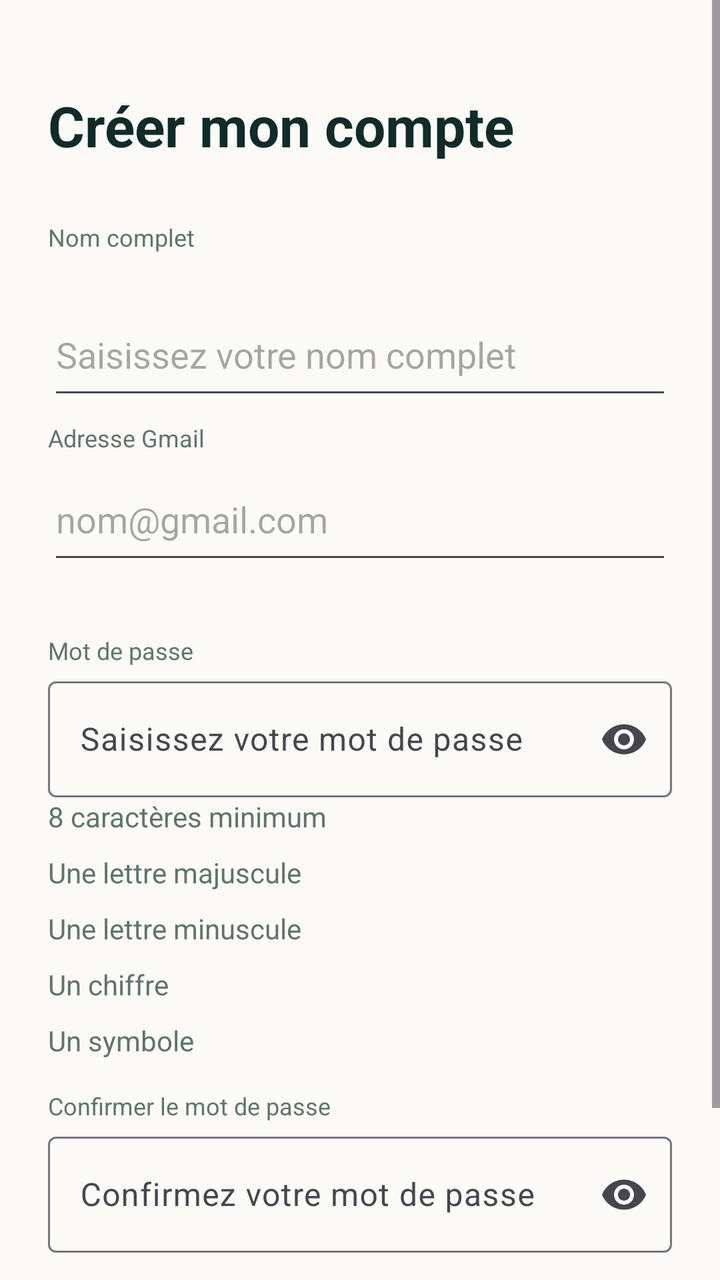
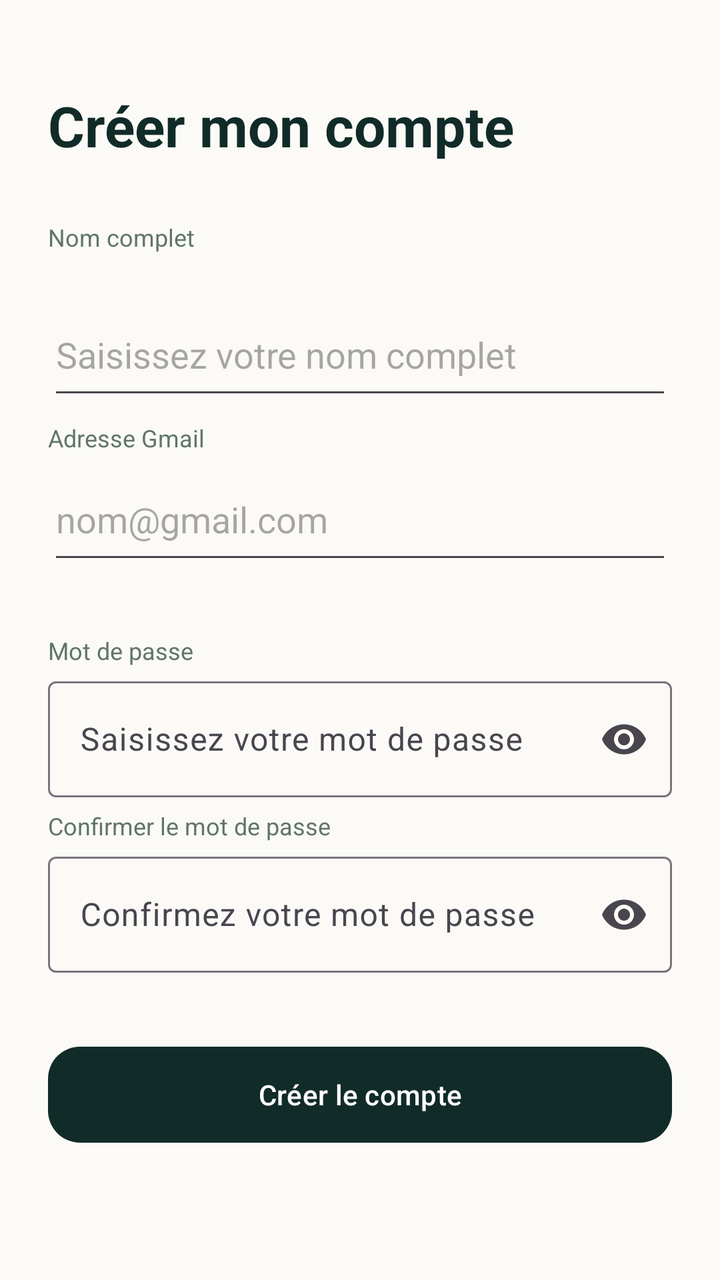

An Android layout rendered at two revisions. The XML below is the earlier revision; the diff shows what the commit changed to produce the second picture.
<!-- AndroidManifest.xml: application theme Theme.Masrouf1 -->
<!-- res/layout/activity_register.xml -->
<?xml version="1.0" encoding="utf-8"?>
<ScrollView xmlns:android="http://schemas.android.com/apk/res/android" xmlns:app="http://schemas.android.com/apk/res-auto" android:layout_width="match_parent" android:layout_height="match_parent" android:background="@color/cream" android:fillViewport="true">
    <LinearLayout android:layout_width="match_parent" android:layout_height="wrap_content" android:orientation="vertical" android:padding="24dp">
        <TextView android:layout_width="match_parent" android:layout_height="wrap_content" android:layout_marginTop="20dp" android:text="@string/register_title" android:textColor="@color/forest" android:textSize="28sp" android:textStyle="bold" />
        <TextView android:id="@+id/register_type" android:layout_width="wrap_content" android:layout_height="wrap_content" android:layout_marginTop="4dp" android:textColor="@color/muted_green" />
        <TextView style="@style/FormFieldLabel" android:labelFor="@id/register_name" android:text="@string/full_name" />
        <EditText android:id="@+id/register_name" android:layout_width="match_parent" android:layout_height="58dp" android:layout_marginTop="18dp" android:hint="@string/hint_full_name" android:inputType="textPersonName|textCapWords" android:singleLine="true" />
        <TextView style="@style/FormFieldLabel" android:labelFor="@id/register_email" android:text="@string/email_address" />
        <EditText android:id="@+id/register_email" android:layout_width="match_parent" android:layout_height="58dp" android:hint="@string/hint_email" android:inputType="textEmailAddress" android:singleLine="true" />
        <TextView android:id="@+id/register_email_feedback" android:layout_width="match_parent" android:layout_height="24dp" android:textColor="@color/coral" android:textSize="12sp" />
        <TextView style="@style/FormFieldLabel" android:labelFor="@id/register_password" android:text="@string/password" />
        <com.google.android.material.textfield.TextInputLayout android:layout_width="match_parent" android:layout_height="wrap_content" app:endIconMode="password_toggle">
            <EditText android:id="@+id/register_password" android:layout_width="match_parent" android:layout_height="58dp" android:hint="@string/hint_password" android:inputType="textPassword" android:singleLine="true" />
        </com.google.android.material.textfield.TextInputLayout>
        <TextView android:id="@+id/rule_length" android:layout_width="match_parent" android:layout_height="28dp" android:text="@string/password_length" android:textColor="@color/muted_green" />
        <TextView android:id="@+id/rule_uppercase" android:layout_width="match_parent" android:layout_height="28dp" android:text="@string/password_uppercase" android:textColor="@color/muted_green" />
        <TextView android:id="@+id/rule_lowercase" android:layout_width="match_parent" android:layout_height="28dp" android:text="@string/password_lowercase" android:textColor="@color/muted_green" />
        <TextView android:id="@+id/rule_number" android:layout_width="match_parent" android:layout_height="28dp" android:text="@string/password_number" android:textColor="@color/muted_green" />
        <TextView android:id="@+id/rule_symbol" android:layout_width="match_parent" android:layout_height="28dp" android:text="@string/password_symbol" android:textColor="@color/muted_green" />
        <TextView style="@style/FormFieldLabel" android:labelFor="@id/register_confirm" android:text="@string/confirm_password" />
        <com.google.android.material.textfield.TextInputLayout android:layout_width="match_parent" android:layout_height="wrap_content" app:endIconMode="password_toggle">
            <EditText android:id="@+id/register_confirm" android:layout_width="match_parent" android:layout_height="58dp" android:hint="@string/hint_confirm_password" android:inputType="textPassword" android:singleLine="true" />
        </com.google.android.material.textfield.TextInputLayout>
        <TextView android:id="@+id/register_error" android:layout_width="match_parent" android:layout_height="wrap_content" android:textColor="@color/coral" />
        <com.google.android.material.button.MaterialButton android:id="@+id/register_submit" android:layout_width="match_parent" android:layout_height="56dp" android:layout_marginTop="14dp" android:text="@string/register_action" app:backgroundTint="@color/forest" app:cornerRadius="16dp" />
    </LinearLayout>
</ScrollView>
<!-- resources referenced by this layout -->
<resources>
  <color name="coral">#DC7770</color>
  <color name="cream">#FBFAF6</color>
  <color name="forest">#112B28</color>
  <color name="muted_green">#61746D</color>
  <string name="confirm_password">Confirmer le mot de passe</string>
  <string name="email_address">Adresse Gmail</string>
  <string name="full_name">Nom complet</string>
  <string name="hint_confirm_password">Confirmez votre mot de passe</string>
  <string name="hint_email">nom@gmail.com</string>
  <string name="hint_full_name">Saisissez votre nom complet</string>
  <string name="hint_password">Saisissez votre mot de passe</string>
  <string name="password">Mot de passe</string>
  <string name="password_length">8 caractères minimum</string>
  <string name="password_lowercase">Une lettre minuscule</string>
  <string name="password_number">Un chiffre</string>
  <string name="password_symbol">Un symbole</string>
  <string name="password_uppercase">Une lettre majuscule</string>
  <string name="register_action">Créer le compte</string>
  <string name="register_title">Créer mon compte</string>
  <style name="FormFieldLabel">
          <item name="android:layout_width">match_parent</item>
          <item name="android:layout_height">wrap_content</item>
          <item name="android:layout_marginTop">6dp</item>
          <item name="android:layout_marginBottom">2dp</item>
          <item name="android:textColor">@color/muted_green</item>
          <item name="android:textSize">12sp</item>
      </style>
  <style name="Theme.Masrouf1" parent="Base.Theme.Masrouf1" />
  <style name="Base.Theme.Masrouf1" parent="Theme.Material3.DayNight.NoActionBar">
          <item name="colorPrimary">@color/forest</item>
          <item name="colorOnPrimary">@color/alabaster</item>
          <item name="colorSecondary">@color/emerald</item>
          <item name="colorOnSecondary">@color/alabaster</item>
          <item name="android:colorAccent">@color/emerald</item>
          <item name="android:windowLightStatusBar">true</item>
          <item name="android:statusBarColor">@color/cream</item>
          <item name="android:navigationBarColor">@color/cream</item>
          <item name="android:windowBackground">@color/cream</item>
      </style>
  <color name="alabaster">#FFFFFF</color>
  <color name="emerald">#2E7D43</color>
</resources>

<!-- the commit's change to res/layout/activity_register.xml (unified diff, before → after) -->
@@ -12,11 +12,7 @@
         <com.google.android.material.textfield.TextInputLayout android:layout_width="match_parent" android:layout_height="wrap_content" app:endIconMode="password_toggle">
             <EditText android:id="@+id/register_password" android:layout_width="match_parent" android:layout_height="58dp" android:hint="@string/hint_password" android:inputType="textPassword" android:singleLine="true" />
         </com.google.android.material.textfield.TextInputLayout>
-        <TextView android:id="@+id/rule_length" android:layout_width="match_parent" android:layout_height="28dp" android:text="@string/password_length" android:textColor="@color/muted_green" />
-        <TextView android:id="@+id/rule_uppercase" android:layout_width="match_parent" android:layout_height="28dp" android:text="@string/password_uppercase" android:textColor="@color/muted_green" />
-        <TextView android:id="@+id/rule_lowercase" android:layout_width="match_parent" android:layout_height="28dp" android:text="@string/password_lowercase" android:textColor="@color/muted_green" />
-        <TextView android:id="@+id/rule_number" android:layout_width="match_parent" android:layout_height="28dp" android:text="@string/password_number" android:textColor="@color/muted_green" />
-        <TextView android:id="@+id/rule_symbol" android:layout_width="match_parent" android:layout_height="28dp" android:text="@string/password_symbol" android:textColor="@color/muted_green" />
+
         <TextView style="@style/FormFieldLabel" android:labelFor="@id/register_confirm" android:text="@string/confirm_password" />
         <com.google.android.material.textfield.TextInputLayout android:layout_width="match_parent" android:layout_height="wrap_content" app:endIconMode="password_toggle">
             <EditText android:id="@+id/register_confirm" android:layout_width="match_parent" android:layout_height="58dp" android:hint="@string/hint_confirm_password" android:inputType="textPassword" android:singleLine="true" />
<!-- resource entries referenced after the edit -->
@@ -12,11 +12,6 @@
   <string name="hint_full_name">Saisissez votre nom complet</string>
   <string name="hint_password">Saisissez votre mot de passe</string>
   <string name="password">Mot de passe</string>
-  <string name="password_length">8 caractères minimum</string>
-  <string name="password_lowercase">Une lettre minuscule</string>
-  <string name="password_number">Un chiffre</string>
-  <string name="password_symbol">Un symbole</string>
-  <string name="password_uppercase">Une lettre majuscule</string>
   <string name="register_action">Créer le compte</string>
   <string name="register_title">Créer mon compte</string>
   <style name="FormFieldLabel">
